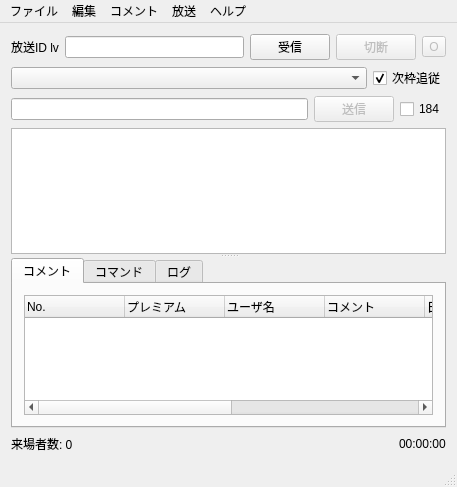
First picture: the form in ui/mainwindow.ui, repository diginatu/Viqo, before the edit.
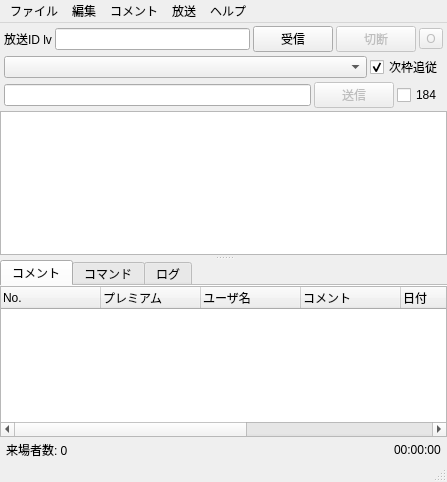
Second picture: the form after the edit.

Commit message: UI improvement reduce spaces and margins rearrenge menu items

```diff
--- a/ui/mainwindow.ui
+++ b/ui/mainwindow.ui
@@ -6,8 +6,8 @@
    <rect>
     <x>0</x>
     <y>0</y>
-    <width>457</width>
-    <height>487</height>
+    <width>447</width>
+    <height>482</height>
    </rect>
   </property>
   <property name="sizePolicy">
@@ -21,17 +21,35 @@
   </property>
   <widget class="QWidget" name="centralWidget">
    <layout class="QVBoxLayout" name="verticalLayout_3">
+    <property name="spacing">
+     <number>3</number>
+    </property>
+    <property name="leftMargin">
+     <number>0</number>
+    </property>
+    <property name="topMargin">
+     <number>3</number>
+    </property>
+    <property name="rightMargin">
+     <number>0</number>
+    </property>
+    <property name="bottomMargin">
+     <number>0</number>
+    </property>
     <item>
      <widget class="QWidget" name="widget_2" native="true">
       <layout class="QHBoxLayout" name="horizontalLayout_2">
+       <property name="spacing">
+        <number>3</number>
+       </property>
        <property name="leftMargin">
-        <number>0</number>
+        <number>4</number>
        </property>
        <property name="topMargin">
         <number>0</number>
        </property>
        <property name="rightMargin">
-        <number>0</number>
+        <number>4</number>
        </property>
        <property name="bottomMargin">
         <number>0</number>
@@ -113,14 +131,17 @@
     <item>
      <widget class="QWidget" name="widget_3" native="true">
       <layout class="QHBoxLayout" name="horizontalLayout_3">
+       <property name="spacing">
+        <number>3</number>
+       </property>
        <property name="leftMargin">
-        <number>0</number>
+        <number>4</number>
        </property>
        <property name="topMargin">
         <number>0</number>
        </property>
        <property name="rightMargin">
-        <number>0</number>
+        <number>4</number>
        </property>
        <property name="bottomMargin">
         <number>0</number>
@@ -151,14 +172,17 @@
     <item>
      <widget class="QWidget" name="widget_4" native="true">
       <layout class="QHBoxLayout" name="horizontalLayout_4">
+       <property name="spacing">
+        <number>3</number>
+       </property>
        <property name="leftMargin">
-        <number>0</number>
+        <number>4</number>
        </property>
        <property name="topMargin">
         <number>0</number>
        </property>
        <property name="rightMargin">
-        <number>0</number>
+        <number>4</number>
        </property>
        <property name="bottomMargin">
         <number>0</number>
@@ -191,6 +215,9 @@
       <property name="orientation">
        <enum>Qt::Vertical</enum>
       </property>
+      <property name="handleWidth">
+       <number>5</number>
+      </property>
       <widget class="QTextBrowser" name="one_comment_view">
        <property name="sizePolicy">
         <sizepolicy hsizetype="Minimum" vsizetype="Expanding">
@@ -215,12 +242,27 @@
        <property name="currentIndex">
         <number>0</number>
        </property>
+       <property name="documentMode">
+        <bool>true</bool>
+       </property>
        <widget class="QWidget" name="comment_tab">
         <attribute name="title">
          <string>コメント</string>
         </attribute>
         <layout class="QGridLayout" name="gridLayout">
-         <item row="0" column="0" colspan="3">
+         <property name="leftMargin">
+          <number>0</number>
+         </property>
+         <property name="topMargin">
+          <number>0</number>
+         </property>
+         <property name="rightMargin">
+          <number>0</number>
+         </property>
+         <property name="bottomMargin">
+          <number>0</number>
+         </property>
+         <item row="0" column="0">
           <widget class="QTreeWidget" name="comment_view">
            <property name="sizePolicy">
             <sizepolicy hsizetype="Minimum" vsizetype="Expanding">
@@ -231,9 +273,6 @@
            <property name="contextMenuPolicy">
             <enum>Qt::ActionsContextMenu</enum>
            </property>
-           <property name="styleSheet">
-            <string notr="true"/>
-           </property>
            <property name="indentation">
             <number>0</number>
            </property>
@@ -287,11 +326,23 @@
          </item>
         </layout>
        </widget>
-       <widget class="QWidget" name="tab">
+       <widget class="QWidget" name="command_tab">
         <attribute name="title">
          <string>コマンド</string>
         </attribute>
         <layout class="QVBoxLayout" name="verticalLayout">
+         <property name="leftMargin">
+          <number>0</number>
+         </property>
+         <property name="topMargin">
+          <number>0</number>
+         </property>
+         <property name="rightMargin">
+          <number>0</number>
+         </property>
+         <property name="bottomMargin">
+          <number>0</number>
+         </property>
          <item>
           <widget class="QScrollArea" name="command_scrollArea">
            <property name="widgetResizable">
@@ -302,7 +353,7 @@
              <rect>
               <x>0</x>
               <y>0</y>
-              <width>403</width>
+              <width>433</width>
               <height>183</height>
              </rect>
             </property>
@@ -566,6 +617,18 @@
          <string>ログ</string>
         </attribute>
         <layout class="QGridLayout" name="gridLayout_2">
+         <property name="leftMargin">
+          <number>0</number>
+         </property>
+         <property name="topMargin">
+          <number>0</number>
+         </property>
+         <property name="rightMargin">
+          <number>0</number>
+         </property>
+         <property name="bottomMargin">
+          <number>0</number>
+         </property>
          <item row="0" column="0">
           <widget class="QTextBrowser" name="logtext"/>
          </item>
@@ -578,13 +641,13 @@
      <widget class="QWidget" name="widget" native="true">
       <layout class="QHBoxLayout" name="horizontalLayout">
        <property name="leftMargin">
-        <number>0</number>
+        <number>6</number>
        </property>
        <property name="topMargin">
         <number>0</number>
        </property>
        <property name="rightMargin">
-        <number>0</number>
+        <number>6</number>
        </property>
        <property name="bottomMargin">
         <number>0</number>
@@ -638,7 +701,7 @@
     <rect>
      <x>0</x>
      <y>0</y>
-     <width>457</width>
+     <width>447</width>
      <height>25</height>
     </rect>
    </property>
@@ -673,7 +736,6 @@
     <property name="title">
      <string>編集</string>
     </property>
-    <addaction name="clear"/>
     <addaction name="separator"/>
     <addaction name="MatchAndAddBroadcast"/>
     <addaction name="setting"/>
@@ -698,8 +760,8 @@
     <property name="title">
      <string>ヘルプ</string>
     </property>
-    <addaction name="AboutViqo"/>
     <addaction name="AboutQt"/>
+    <addaction name="AboutViqo"/>
    </widget>
    <widget class="QMenu" name="menu">
     <property name="title">
@@ -720,6 +782,7 @@
      <addaction name="autoGetUserWay"/>
      <addaction name="autoGetUserNameOverWrite"/>
     </widget>
+    <addaction name="clear"/>
     <addaction name="comment"/>
     <addaction name="keepTop"/>
    </widget>
```
The commit also changes 5 other files.
